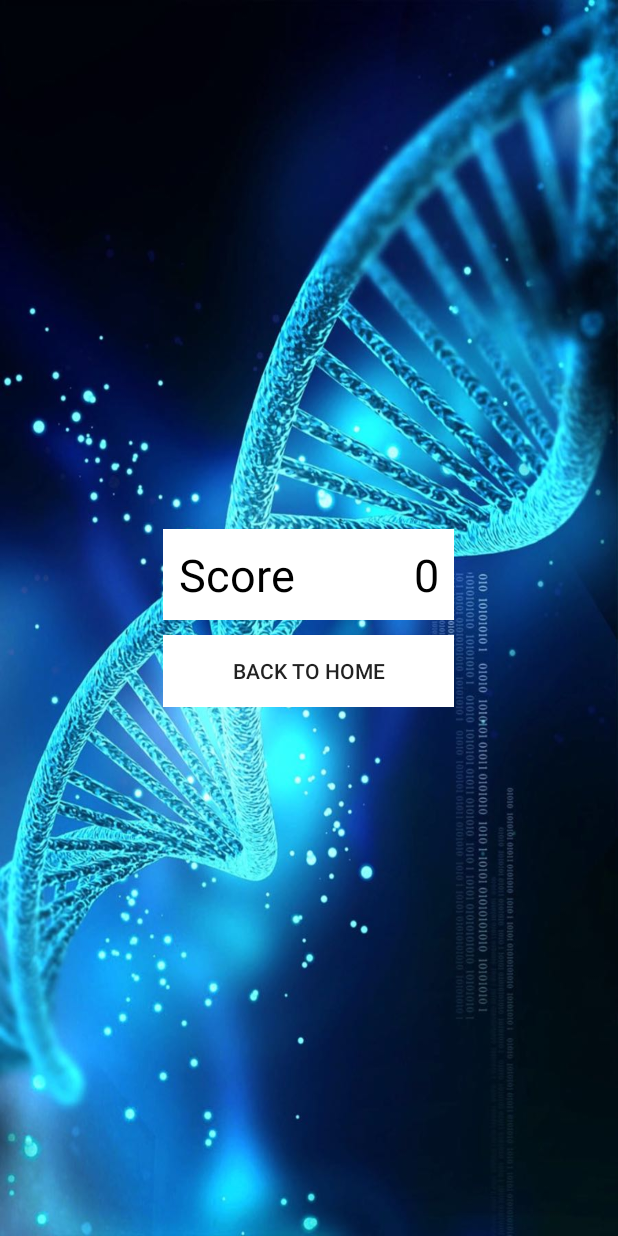
After one commit to CharanNK/Quizzy, an Android app: the HighScoreActivity screen opened directly, with no data from a screen before it, on a phone screen of 412 x 824 dp. The commit adds this screen. Run offline under Robolectric (Android 15) with nearby library versions, the phone set to English and light mode, and no system bars; 1 statement that could not run was skipped.

Commit message:
Score updating and other changes

```diff
--- a/app/src/main/AndroidManifest.xml
+++ b/app/src/main/AndroidManifest.xml
@@ -1,7 +1,7 @@
 <?xml version="1.0" encoding="utf-8"?>
 <manifest xmlns:android="http://schemas.android.com/apk/res/android"
     package="com.leocorp.bioquiz">
-
+    <uses-permission android:name="android.permission.INTERNET"/>
     <application
         android:allowBackup="true"
         android:icon="@mipmap/ic_launcher"
@@ -17,6 +17,7 @@
             </intent-filter>
         </activity>
         <activity android:name=".GamePlay"/>
+        <activity android:name=".HighScoreActivity"/>
     </application>
 
 </manifest>
--- /dev/null
+++ b/app/src/main/java/com/leocorp/bioquiz/HighScoreActivity.java
@@ -0,0 +1,29 @@
+package com.leocorp.bioquiz;
+
+import android.content.Intent;
+import android.os.Bundle;
+import android.support.annotation.Nullable;
+import android.support.v7.app.AppCompatActivity;
+import android.view.View;
+import android.widget.TextView;
+
+public class HighScoreActivity extends AppCompatActivity {
+    private TextView scoreDisplay;
+    @Override
+    protected void onCreate(@Nullable Bundle savedInstanceState) {
+        super.onCreate(savedInstanceState);
+        setContentView(R.layout.highscore_layout);
+
+        Bundle bundle = getIntent().getExtras();
+        int score = bundle.getInt("score");
+
+        scoreDisplay = findViewById(R.id.score_final);
+
+        scoreDisplay.setText(String.valueOf(score));
+    }
+
+    public void onHomePressed(View view){
+        Intent intent = new Intent(HighScoreActivity.this,MainActivity.class);
+        startActivity(intent);
+    }
+}
--- a/app/src/main/java/com/leocorp/bioquiz/MainActivity.java
+++ b/app/src/main/java/com/leocorp/bioquiz/MainActivity.java
@@ -15,7 +15,7 @@ public class MainActivity extends Activity {
 
     Button startQuiz;
     @Override
-    protected void onCreate(Bundle savedInstanceState) {
+    public void onCreate(Bundle savedInstanceState) {
         super.onCreate(savedInstanceState);
         setContentView(R.layout.activity_main);
 
--- a/app/src/main/res/layout/activity_main.xml
+++ b/app/src/main/res/layout/activity_main.xml
@@ -4,13 +4,16 @@
     xmlns:tools="http://schemas.android.com/tools"
     android:layout_width="match_parent"
     android:layout_height="match_parent"
+    android:background="@drawable/dnabackground"
     tools:context="com.leocorp.bioquiz.MainActivity">
 
     <Button
         android:layout_width="wrap_content"
         android:layout_height="wrap_content"
         android:id="@+id/startQuiz"
+        android:background="@drawable/rounded_button"
         android:text="Start Quiz"
+        android:textColor="#000000"
         app:layout_constraintBottom_toBottomOf="parent"
         app:layout_constraintLeft_toLeftOf="parent"
         app:layout_constraintRight_toRightOf="parent"
--- a/app/src/main/res/layout/gameplay.xml
+++ b/app/src/main/res/layout/gameplay.xml
@@ -37,6 +37,7 @@
                     android:layout_height="match_parent"
                     android:layout_alignParentLeft="true"
                     android:layout_gravity="left"
+                    android:onClick="homeButtonClick"
                     android:layout_weight="1"
                     android:src="@drawable/ic_home_black_24dp" />
 
--- /dev/null
+++ b/app/src/main/res/layout/highscore_layout.xml
@@ -0,0 +1,58 @@
+<?xml version="1.0" encoding="utf-8"?>
+<LinearLayout xmlns:android="http://schemas.android.com/apk/res/android"
+    android:layout_width="match_parent"
+    android:layout_height="match_parent"
+    android:layout_gravity="center_vertical|center_horizontal"
+    android:background="@drawable/highscoreback"
+    android:gravity="center_horizontal|center_vertical"
+
+    android:orientation="vertical">
+
+    <LinearLayout
+        android:layout_width="wrap_content"
+        android:layout_height="wrap_content"
+        android:layout_gravity="center"
+        android:gravity="center"
+        android:orientation="vertical">
+
+        <LinearLayout
+            android:layout_width="wrap_content"
+            android:layout_height="wrap_content"
+            android:background="@color/colorWhite"
+            android:padding="@dimen/padding_10">
+
+            <TextView
+                android:layout_width="wrap_content"
+                android:layout_height="wrap_content"
+                android:layout_gravity="center"
+                android:gravity="center"
+                android:text="Score"
+                android:textColor="@color/colorBlack"
+                android:textSize="30sp" />
+
+            <android.support.v4.widget.Space
+                android:layout_width="80dp"
+                android:layout_height="wrap_content" />
+
+            <TextView
+                android:id="@+id/score_final"
+                android:layout_width="wrap_content"
+                android:layout_height="wrap_content"
+                android:layout_gravity="center"
+                android:gravity="right"
+                android:text="0"
+                android:textColor="@color/colorBlack"
+                android:textSize="30sp" />
+        </LinearLayout>
+        <android.support.v4.widget.Space
+            android:layout_width="match_parent"
+            android:layout_height="@dimen/padding_10" />
+        <Button
+            android:layout_width="match_parent"
+            android:layout_height="wrap_content"
+            android:background="@color/colorWhite"
+            android:onClick="onHomePressed"
+            android:text="Back to home"/>
+    </LinearLayout>
+
+</LinearLayout>
```
Also changed, not shown: app/src/main/java/com/leocorp/bioquiz/GamePlay.java (+95 -10 lines), app/src/main/res/drawable/rounded_button.xml (added, +21 -0 lines), app/src/main/assets/bioquiz.sqlite, app/src/main/res/drawable/dnabackground.jpeg (added), app/src/main/res/drawable/highscoreback.jpeg (added), app/src/main/res/drawable/linear_background.png.
